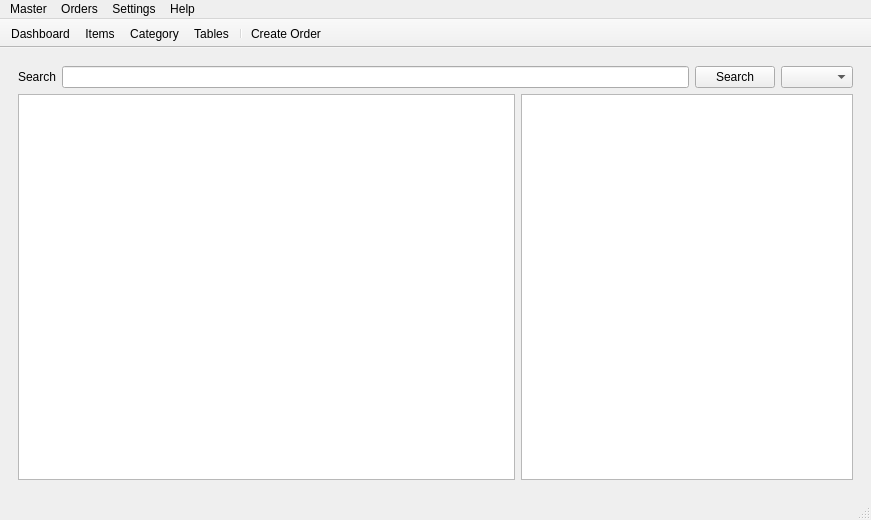
ajayrandhawa/Python-Qt-Restaurant-Biiling-Software, file ui/dashboard.ui: the form before one commit.
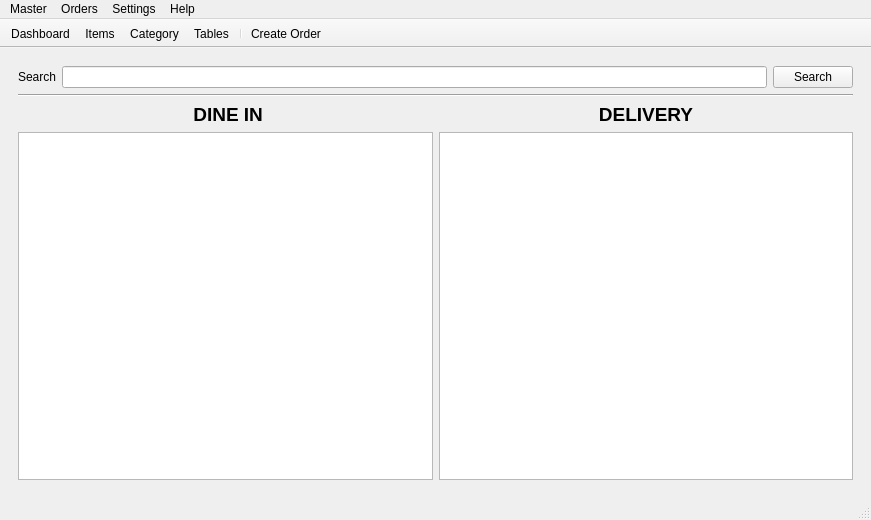
The form after the commit. The open tabs and pages were chosen to show the change. Icons and pictures are not drawn.

Commit message: Working on Orders Function

The edit to the form file:
```diff
--- a/ui/dashboard.ui
+++ b/ui/dashboard.ui
@@ -59,18 +59,60 @@
               </property>
              </widget>
             </item>
+           </layout>
+          </item>
+          <item>
+           <widget class="Line" name="line_2">
+            <property name="orientation">
+             <enum>Qt::Horizontal</enum>
+            </property>
+           </widget>
+          </item>
+          <item>
+           <layout class="QHBoxLayout" name="horizontalLayout_15">
             <item>
-             <widget class="QComboBox" name="comboBox_2"/>
+             <widget class="QLabel" name="label_3">
+              <property name="font">
+               <font>
+                <pointsize>14</pointsize>
+                <weight>75</weight>
+                <bold>true</bold>
+               </font>
+              </property>
+              <property name="text">
+               <string> DINE IN</string>
+              </property>
+              <property name="alignment">
+               <set>Qt::AlignCenter</set>
+              </property>
+             </widget>
             </item>
+            <item>
+             <widget class="QLabel" name="label_4">
+              <property name="font">
+               <font>
+                <pointsize>14</pointsize>
+                <weight>75</weight>
+                <bold>true</bold>
+               </font>
+              </property>
+              <property name="text">
+               <string>DELIVERY</string>
+              </property>
+              <property name="alignment">
+               <set>Qt::AlignCenter</set>
+              </property>
+             </widget>
+            </item>
            </layout>
           </item>
           <item>
-           <layout class="QHBoxLayout" name="horizontalLayout_4" stretch="6,4">
+           <layout class="QHBoxLayout" name="horizontalLayout_4" stretch="5,5">
             <item>
              <widget class="QListWidget" name="orders_list_widget"/>
             </item>
             <item>
-             <widget class="QTableWidget" name="orders_table_widget"/>
+             <widget class="QListWidget" name="orders_delivery_list_widget"/>
             </item>
            </layout>
           </item>
```
Left out of the diff: 9 changed lines with no effect on the pictures. The commit also changes 3 other files.
